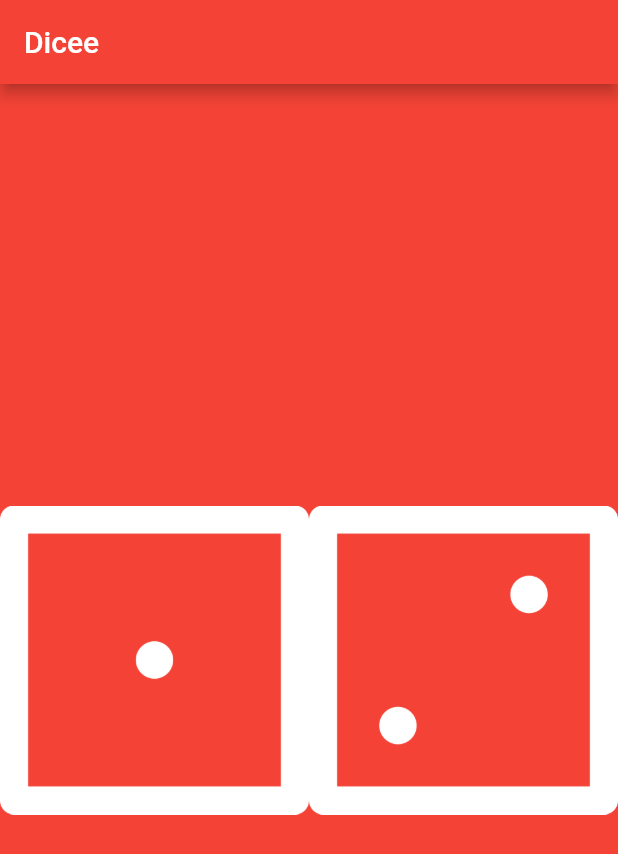
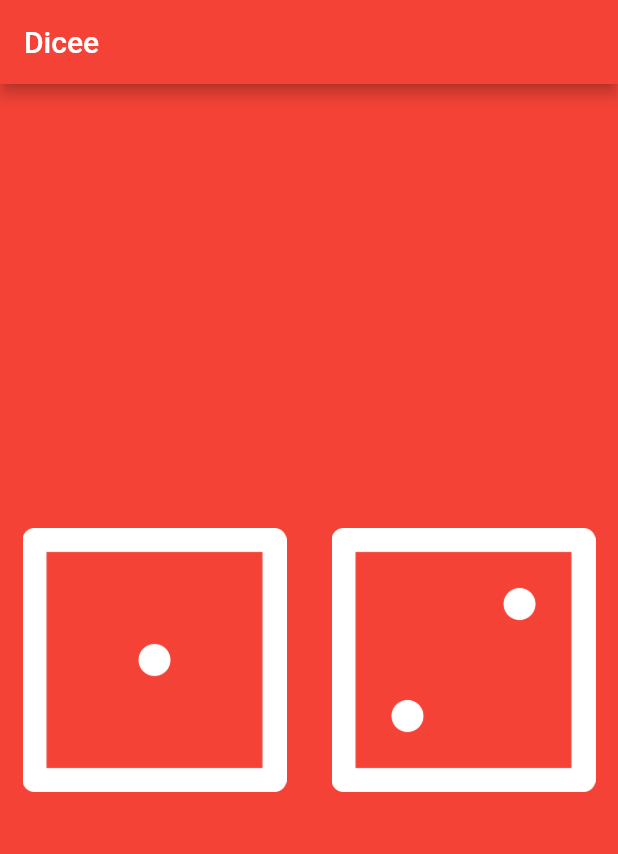
Before and after one commit to codegitpro/flutter-dice, a Flutter app: the screen it shows after launch, on a phone screen of 412 x 824 dp. Shown: the top 854 px of the screen. Run offline on Flutter 3.47's test engine with Material 2 defaults, Android fonts, the phone set to English and light mode, and no system bars.

Commit message:
change UI of app

```diff
--- a/lib/main.dart
+++ b/lib/main.dart
@@ -23,11 +23,15 @@ class DicePage extends StatelessWidget {
         children: [
           Expanded(
             flex: 1,
-            child: Image.asset('images/dice1.png'),
+            child: Padding(
+                padding: EdgeInsets.all(15),
+                child: Image.asset('images/dice1.png')),
           ),
           Expanded(
             flex: 1,
-            child: Image.asset('images/dice2.png'),
+            child: Padding(
+                padding: EdgeInsets.all(15),
+                child: Image.asset('images/dice2.png')),
           )
         ],
       ),
```
